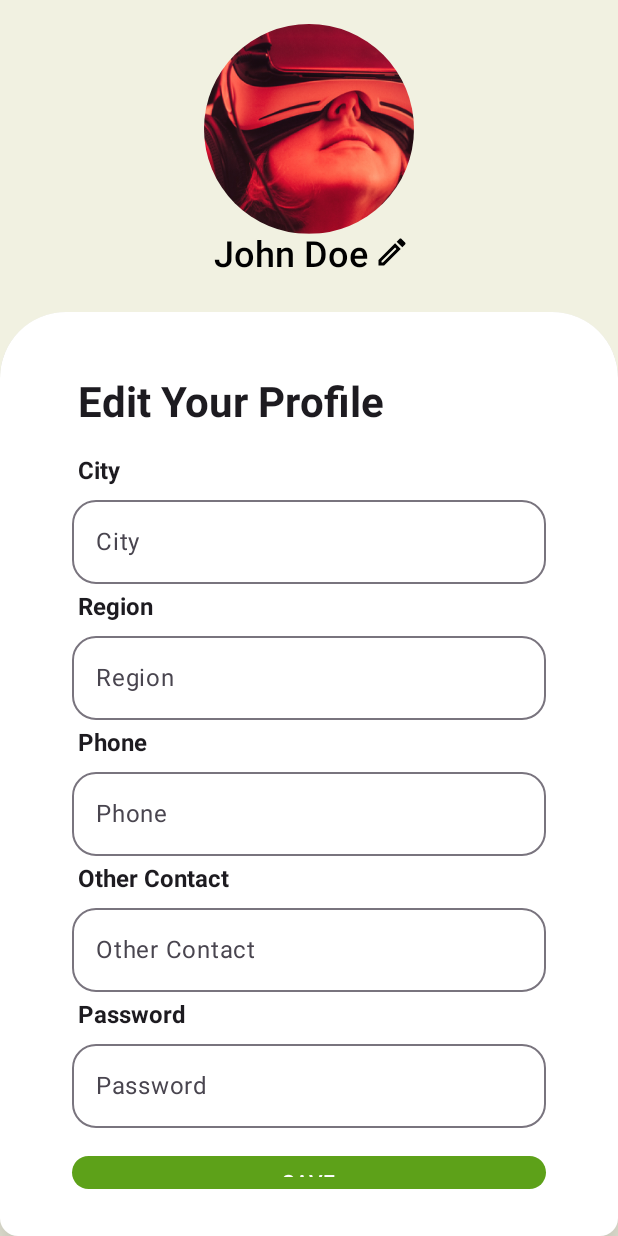
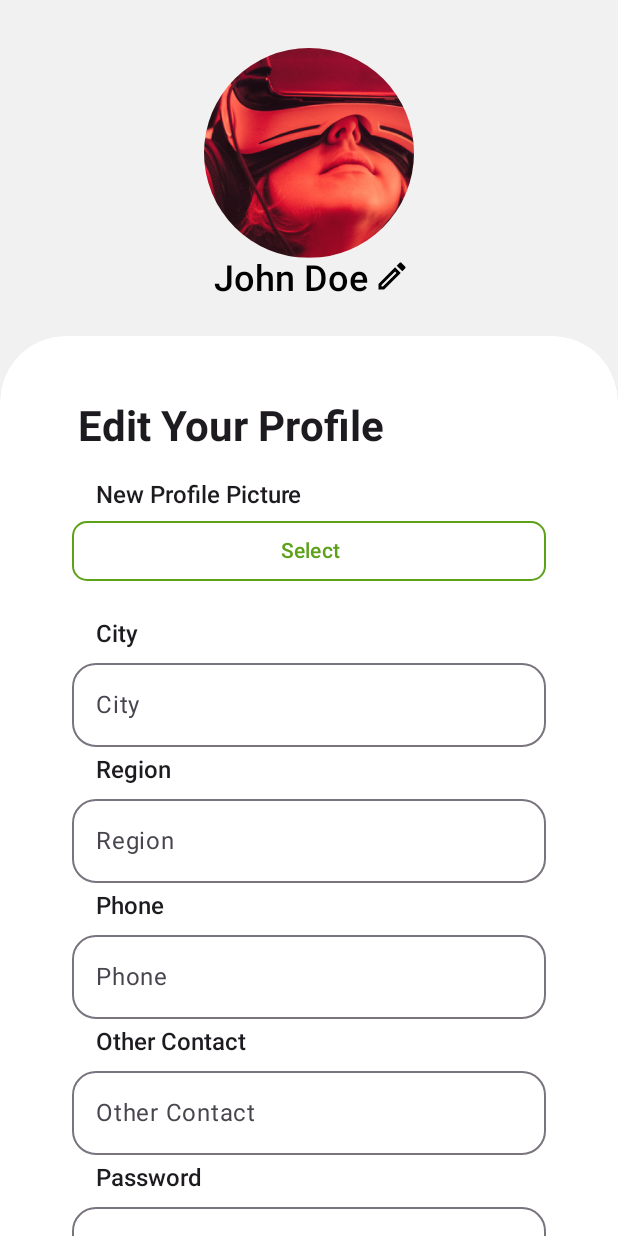
Before and after one commit to hayyaoe/badminton-app, an Android app built with Jetpack Compose: the @Preview function SettingsPreview, on a phone screen of 412 x 824 dp. Run offline under Robolectric (Android 15) with nearby library versions, the phone set to English and light mode, and no system bars.

Commit message:
Home and Settings update

```diff
--- a/app/src/main/java/com/hayyaoe/badmintonapp/ui/view/SettingsView.kt
+++ b/app/src/main/java/com/hayyaoe/badmintonapp/ui/view/SettingsView.kt
@@ -3,6 +3,7 @@ package com.hayyaoe.badmintonapp.ui.view
 import android.net.Uri
 import androidx.activity.compose.rememberLauncherForActivityResult
 import androidx.activity.result.contract.ActivityResultContracts
+import androidx.compose.foundation.BorderStroke
 import androidx.compose.foundation.Image
 import androidx.compose.foundation.background
 import androidx.compose.foundation.layout.Arrangement
@@ -13,6 +14,7 @@ import androidx.compose.foundation.layout.fillMaxSize
 import androidx.compose.foundation.layout.fillMaxWidth
 import androidx.compose.foundation.layout.padding
 import androidx.compose.foundation.layout.size
+import androidx.compose.foundation.rememberScrollState
 import androidx.compose.foundation.shape.CircleShape
 import androidx.compose.foundation.shape.RoundedCornerShape
 import androidx.compose.foundation.text.KeyboardOptions
@@ -43,6 +45,7 @@ import androidx.compose.ui.res.painterResource
 import androidx.compose.ui.text.font.FontWeight
 import androidx.compose.ui.text.input.ImeAction
 import androidx.compose.ui.text.input.KeyboardType
+import androidx.compose.ui.text.style.TextAlign
 import androidx.compose.ui.tooling.preview.Preview
 import androidx.compose.ui.unit.dp
 import androidx.compose.ui.unit.sp
@@ -70,8 +73,9 @@ fun SettingsView() {
     Column(
         modifier = Modifier
             .fillMaxSize()
-            .background(color = Color(0xFFF1F1E1))
-            .padding (0.dp, 16.dp, 0.dp, 0.dp),
+            .background(color = Color(0xFFF1F1F1))
+            .padding (0.dp, 32.dp, 0.dp, 0.dp)
+            .verticalScroll(rememberScrollState()),
         horizontalAlignment = Alignment.CenterHorizontally
     ) {
         Image(
@@ -116,10 +120,36 @@ fun SettingsView() {
                     modifier = Modifier.padding(20.dp, 28.dp, 20.dp, 2.dp)
                 )
                 Text(
+                    text = "New Profile Picture",
+                    fontSize = 16.sp,
+                    fontWeight = FontWeight.SemiBold,
+                    modifier = Modifier.padding(32.dp, 18.dp, 20.dp, 0.dp)
+                )
+                Button(
+                    onClick = {
+                        galleryLauncher.launch("image/*")
+                    },
+                    modifier = Modifier
+                        .fillMaxWidth()
+                        .padding(16.dp, 4.dp),
+                    colors = ButtonDefaults.buttonColors(
+                        containerColor = Color.Transparent,
+                        contentColor = Color(0xFF5DA119)
+                    ),
+                    shape = RoundedCornerShape(10.dp),
+                    border = BorderStroke(1.dp, Color(0xFF5DA119))
+                ) {
+                    Text(
+                        text = "Select",
+                        fontWeight = FontWeight.SemiBold,
+                        textAlign = TextAlign.Right
+                    )
+                }
+                Text(
                     text = "City",
                     fontSize = 16.sp,
-                    fontWeight = FontWeight.Bold,
-                    modifier = Modifier.padding(20.dp, 18.dp, 20.dp, 0.dp)
+                    fontWeight = FontWeight.SemiBold,
+                    modifier = Modifier.padding(32.dp, 18.dp, 20.dp, 0.dp)
                 )
                 CustomTextField(
                     value = city,
@@ -136,8 +166,8 @@ fun SettingsView() {
                 Text(
                     text = "Region",
                     fontSize = 16.sp,
-                    fontWeight = FontWeight.Bold,
-                    modifier = Modifier.padding(20.dp, 4.dp, 20.dp, 0.dp)
+                    fontWeight = FontWeight.SemiBold,
+                    modifier = Modifier.padding(32.dp, 4.dp, 20.dp, 0.dp)
                 )
                 CustomTextField(
                     value = region,
@@ -154,8 +184,8 @@ fun SettingsView() {
                 Text(
                     text = "Phone",
                     fontSize = 16.sp,
-                    fontWeight = FontWeight.Bold,
-                    modifier = Modifier.padding(20.dp, 4.dp, 20.dp, 0.dp)
+                    fontWeight = FontWeight.SemiBold,
+                    modifier = Modifier.padding(32.dp, 4.dp, 20.dp, 0.dp)
                 )
                 CustomTextField(
                     value = phone,
@@ -172,8 +202,8 @@ fun SettingsView() {
                 Text(
                     text = "Other Contact",
                     fontSize = 16.sp,
-                    fontWeight = FontWeight.Bold,
-                    modifier = Modifier.padding(20.dp, 4.dp, 20.dp, 0.dp)
+                    fontWeight = FontWeight.SemiBold,
+                    modifier = Modifier.padding(32.dp, 4.dp, 20.dp, 0.dp)
                 )
                 CustomTextField(
                     value = otherContact,
@@ -190,8 +220,8 @@ fun SettingsView() {
                 Text(
                     text = "Password",
                     fontSize = 16.sp,
-                    fontWeight = FontWeight.Bold,
-                    modifier = Modifier.padding(20.dp, 4.dp, 20.dp, 0.dp)
+                    fontWeight = FontWeight.SemiBold,
+                    modifier = Modifier.padding(32.dp, 4.dp, 20.dp, 0.dp)
                 )
                 CustomTextField(
                     value = password,
@@ -241,6 +271,26 @@ fun CustomTextField(
     )
 }
 
+@OptIn(ExperimentalMaterial3Api::class)
+@Composable
+fun ImageField(
+    value: String,
+    onValueChanged: (String) -> Unit,
+    text: String,
+    keyboardOptions: KeyboardOptions,
+    modifier: Modifier = Modifier
+) {
+    OutlinedTextField(
+        value = value,
+        onValueChange = onValueChanged,
+        label = { Text(text = text) },
+        keyboardOptions = keyboardOptions,
+        modifier = modifier,
+        shape = RoundedCornerShape(20.dp),
+        colors = TextFieldDefaults.outlinedTextFieldColors(Color(0xFFC6CEBE))
+    )
+}
+
 @Composable
 @Preview(showSystemUi = true, showBackground = true)
 fun SettingsPreview() {
--- a/build.gradle.kts
+++ b/build.gradle.kts
@@ -1,5 +1,5 @@
 // Top-level build file where you can add configuration options common to all sub-projects/modules.
 plugins {
-    id("com.android.application") version "8.1.0" apply false
+    id("com.android.application") version "8.1.1" apply false
     id("org.jetbrains.kotlin.android") version "1.8.10" apply false
 }
```
Also changed, not shown: app/src/main/java/com/hayyaoe/badmintonapp/ui/view/HomeView.kt (+22 -22 lines).
